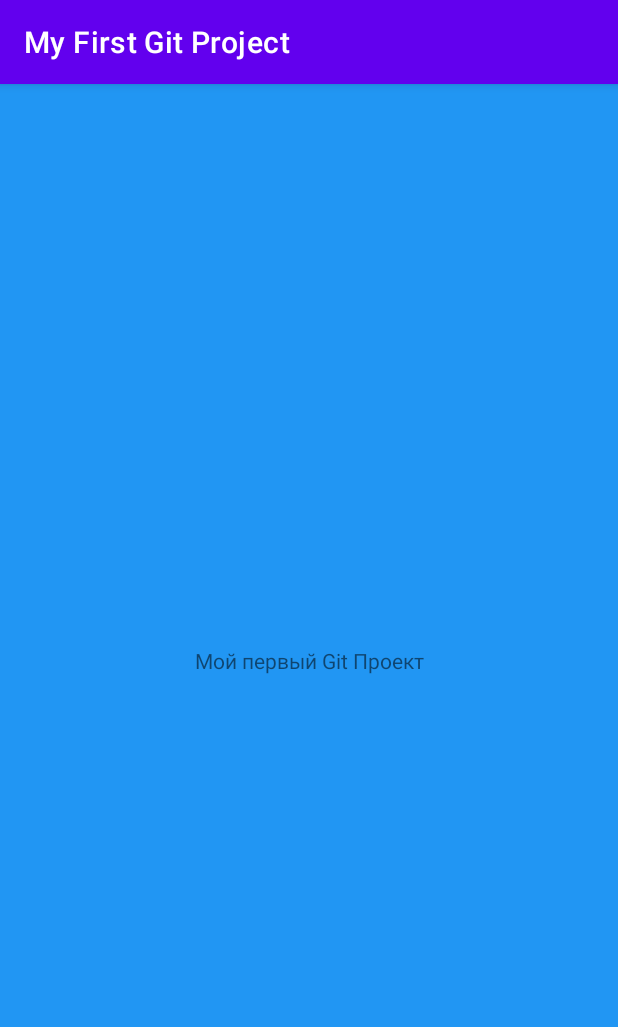
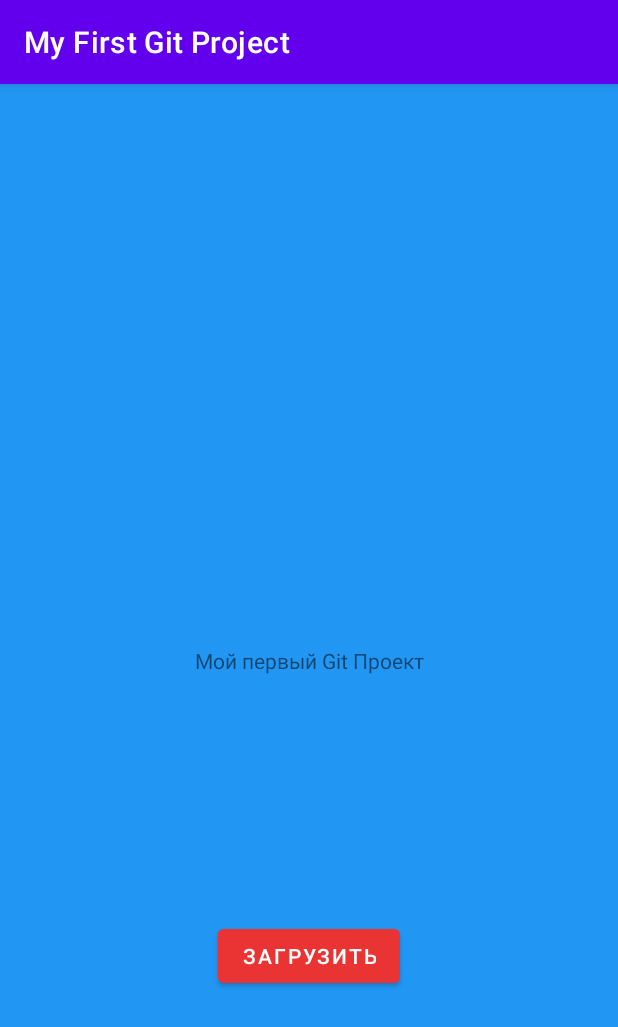
Before and after one commit to RomanBoris/MyFirstGitProject, an Android app: the screen it shows after launch (MainActivity), on a phone screen of 412 x 824 dp. Shown: the top 1027 px of the screen. Run offline under Robolectric (Android 15) with nearby library versions, the phone set to English and light mode, and no system bars.

Commit message:
Change ButtonColor

```diff
--- a/app/src/main/res/layout/activity_main.xml
+++ b/app/src/main/res/layout/activity_main.xml
@@ -8,6 +8,7 @@
     tools:context=".MainActivity">
 
     <TextView
+        android:id="@+id/textView"
         android:layout_width="wrap_content"
         android:layout_height="wrap_content"
         android:text="Мой первый Git Проект"
@@ -16,4 +17,15 @@
         app:layout_constraintStart_toStartOf="parent"
         app:layout_constraintTop_toTopOf="parent" />
 
+    <Button
+        android:id="@+id/buttonID"
+        android:layout_width="wrap_content"
+        android:layout_height="wrap_content"
+        android:backgroundTint="#EA3434"
+        android:text="Загрузить"
+        app:layout_constraintBottom_toBottomOf="parent"
+        app:layout_constraintEnd_toEndOf="parent"
+        app:layout_constraintStart_toStartOf="parent"
+        app:layout_constraintTop_toBottomOf="@+id/textView" />
+
 </androidx.constraintlayout.widget.ConstraintLayout>
```
